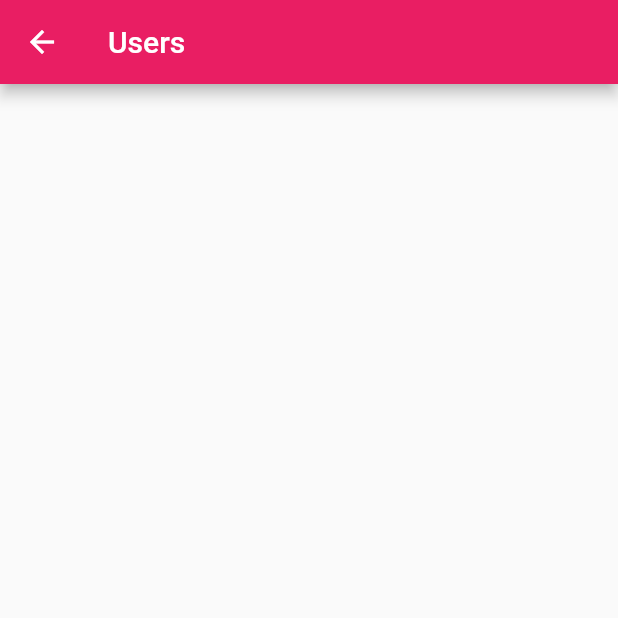
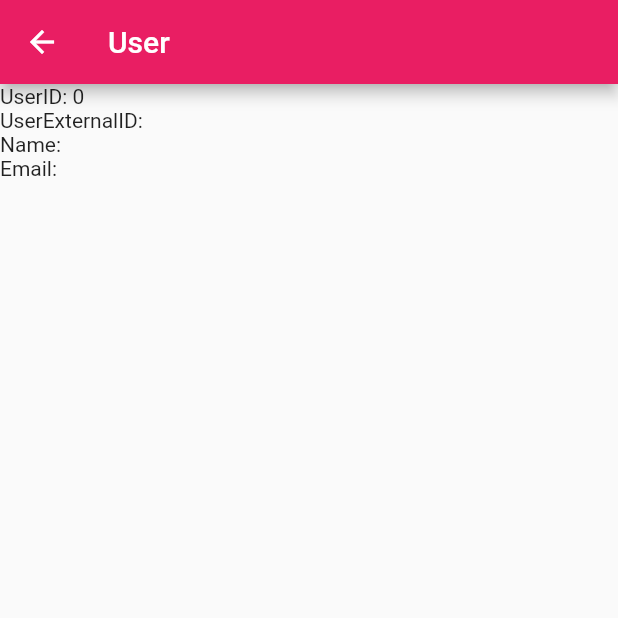
Before and after one commit to Poul-george/flutter_matching_app, a Flutter app: the AccountScreen screen opened directly, on a phone screen of 412 x 824 dp, the top half of it. Run offline on Flutter 3.47's test engine with Material 2 defaults, Android fonts, the phone set to English and light mode, and no system bars; our stand-ins replace firebase_core, google_sign_in, shared_preferences; accounts and stored records are empty.

Commit message:
user取得詳細の追加&ログイン時にuser情報をdbに追加+SharedPreferencesPluginの追加

```diff
--- a/lib/component/Bottom/parts/account.dart
+++ b/lib/component/Bottom/parts/account.dart
@@ -2,6 +2,7 @@ import 'package:flutter/material.dart';
 import 'package:flutter_matching_app/services/googlelogin/login_is_active.dart';
 import 'package:flutter_matching_app/model/user.dart';
 import 'package:flutter_matching_app/services/app/api/v1/user_api.dart';
+import 'package:flutter_matching_app/services/shared_preferences/user_info.dart';
 
 class AccountScreen extends StatefulWidget {
 // class UsersScreen extends StatefulWidget {
@@ -11,34 +12,50 @@ class AccountScreen extends StatefulWidget {
 }
 
 class _UsersScreenState extends State<AccountScreen> {
-  List<User> _users = [];
+  User? _user;
+  Map<String, dynamic>? userInfo;
 
   @override
   void initState() {
     super.initState();
-    fetchUsers().then((users) {
+    getUserInfo().then((value) {
+      if (value == null) {
+        return;
+      }
       setState(() {
-        _users = users;
+        userInfo = value; // nullチェックしてデフォルト値を設定する
       });
+      // sessionに保存が確認できたら、その情報をもにdbからデータを取ってくる
+      if (userInfo != null) {
+        fetchUsers(
+                userID: userInfo?['id'],
+                externalUserID: userInfo?['external_user_id'])
+            .then((user) {
+          setState(() {
+            if (user == null) {
+              return;
+            }
+            _user = user;
+          });
+        });
+      } else {
+        print("login user is record not found");
+        return;
+      }
     });
   }
 
   @override
   Widget build(BuildContext context) {
-    print("-----------------------");
-    print(isGoogleLoginUser(context));
-    print("-----------------------");
     return Scaffold(
-      appBar: AppBar(title: Text('Users')),
-      body: ListView.builder(
-        itemCount: _users.length,
-        itemBuilder: (context, index) {
-          final user = _users[index];
-          return ListTile(
-            title: Text(user.name),
-            subtitle: Text('mail: ${user.mailAddress}'),
-          );
-        },
+      appBar: AppBar(title: Text('User')),
+      body: ListView(
+        children: [
+          Text('UserID: ${_user?.id}'),
+          Text('UserExternalID: ${_user?.externalUserID}'),
+          Text('Name: ${_user?.name}'),
+          Text('Email: ${_user?.mailAddress}'),
+        ],
       ),
     );
   }
--- a/lib/model/user.dart
+++ b/lib/model/user.dart
@@ -1,5 +1,6 @@
 class User {
   final int id;
+  final String externalUserID;
   final String name;
   final String mailAddress;
   final String comments;
@@ -7,6 +8,7 @@ class User {
 
   User(
       {required this.id,
+      required this.externalUserID,
       required this.name,
       required this.mailAddress,
       required this.comments,
@@ -15,6 +17,7 @@ class User {
   factory User.fromJson(Map<String, dynamic> json) {
     return User(
       id: json['id'],
+      externalUserID: json['external_user_id'],
       name: json['name'],
       mailAddress: json['mail_address'],
       comments: json['comments'],
--- a/lib/services/app/api/v1/user_api.dart
+++ b/lib/services/app/api/v1/user_api.dart
@@ -1,21 +1,64 @@
 import 'package:http/http.dart' as http;
 import 'package:flutter_matching_app/model/user.dart';
 import 'dart:convert';
+import 'package:google_sign_in/google_sign_in.dart';
 
-Future<List<User>> fetchUsers() async {
+Future<User?> fetchUsers({String externalUserID = "", int userID = 0}) async {
+  String data = "?";
+  if (externalUserID != "") {
+    data = data + "external_user_id=$externalUserID";
+  }
+  if (userID != 0) {
+    data = data + "&user_id=$userID";
+  }
+
   final response = await http.get(
-    Uri.parse('http://localhost:1324/api/v1/users'),
+    Uri.parse(
+      'http://localhost:1324/api/v1/users/detail$data',
+    ),
     // goのcorsでoriginを見てリクエストを受け付けているのでheaderにoriginで許可されているoriginを指定する
     headers: {'Origin': 'http://127.0.0.1:5555'},
   );
 
   if (response.statusCode == 200) {
-    final jsonList = json.decode(response.body) as List<dynamic>;
-    return jsonList.map((e) => User.fromJson(e)).toList();
+    final jsonList = json.decode(response.body) as Map<String, dynamic>;
+    final user = User.fromJson(jsonList);
+    return user;
   } else {
     print("-----------------------");
     print(response.statusCode);
     print(response.body);
-    return [];
+    return null;
   }
 }
+
+Future<bool> postUser(GoogleSignInAccount userAccount) async {
+  print(userAccount);
+  print(userAccount.id);
+
+  final data = {
+    'external_user_id': userAccount.id,
+    'name': userAccount.displayName,
+    'email': userAccount.email,
+  };
+
+  final url = Uri.parse('http://localhost:1324/api/v1/users');
+  final response = await http.post(
+    url,
+    headers: {
+      'Origin': 'http://127.0.0.1:5555',
+      'Content-Type': 'application/json',
+    },
+    body: json.encode(data),
+  );
+
+  final responseBody = json.decode(response.body);
+  if (response.statusCode == 200) {
+    print('User created: ${responseBody}');
+    return true;
+  } else {
+    print('User create error: ${responseBody}');
+    print('User create error code: ${response.statusCode}');
+    return false;
+  }
+}
--- a/lib/services/googlelogin/auth_service.dart
+++ b/lib/services/googlelogin/auth_service.dart
@@ -4,6 +4,9 @@ import 'package:flutter_matching_app/component/signin/google_sign_in_bottom.dart
 import 'package:flutter/services.dart';
 import 'package:flutter_matching_app/app.dart';
 import 'package:flutter_matching_app/services/googlelogin/final_googlesignin.dart';
+import 'package:flutter_matching_app/services/app/api/v1/user_api.dart';
+import 'package:flutter_matching_app/model/user.dart';
+import 'package:flutter_matching_app/services/shared_preferences/user_info.dart';
 
 class SignInScreen extends StatefulWidget {
   const SignInScreen({super.key});
@@ -12,6 +15,7 @@ class SignInScreen extends StatefulWidget {
 }
 
 class _SignInScreenState extends State<SignInScreen> {
+  // googleログイン後topページに飛ぶ処理
   void _completeLogin() {
     Navigator.pushReplacement<void, void>(
       context,
@@ -26,6 +30,37 @@ class _SignInScreenState extends State<SignInScreen> {
       final GoogleSignInAccount? googleSignInAccount =
           await googleSignIn.signIn();
       if (googleSignInAccount != null) {
+        if (googleSignInAccount.id == "") {
+          print("googleSignInAccount.id is not found");
+          return;
+        }
+        // googleログイン後、userテーブルにログインユーザーが作成されているか判定する。なかった場合は新規作成
+        User? user = await fetchUsers(externalUserID: googleSignInAccount.id);
+        print("${user?.externalUserID}first");
+        if (user == null) {
+          final bool flag = await postUser(googleSignInAccount);
+          if (!flag) {
+            print("user record not create");
+            return;
+          }
+        }
+        user = await fetchUsers(externalUserID: googleSignInAccount.id);
+        print("${user?.externalUserID}2time");
+        if (user == null) {
+          print("user is record not found");
+          return;
+        }
+        final Map<String, dynamic>? userJson = await mapperJson(
+          user.id,
+          user.externalUserID,
+          user.name,
+          user.mailAddress,
+        );
+        print("${userJson}session");
+        if (userJson != null) {
+          saveUserInfo(userJson);
+        }
+
         // ログイン後topページに遷移
         _completeLogin();
         print(googleSignInAccount);
--- /dev/null
+++ b/lib/services/shared_preferences/user_info.dart
@@ -0,0 +1,31 @@
+import 'package:shared_preferences/shared_preferences.dart';
+import 'dart:convert';
+
+Future<void> saveUserInfo(Map<String, dynamic> userInfo) async {
+  final prefs = await SharedPreferences.getInstance();
+  await prefs.setString('userInfo', jsonEncode(userInfo));
+}
+
+Future<Map<String, dynamic>?> getUserInfo() async {
+  final prefs = await SharedPreferences.getInstance();
+  final userInfoString = prefs.getString('userInfo');
+  if (userInfoString != null) {
+    return jsonDecode(userInfoString);
+  }
+  return null;
+}
+
+Future<Map<String, dynamic>?> mapperJson(
+    int id, String externalUserId, name, email) async {
+  //どれか入っていれば一旦ok
+  if (externalUserId != "" || name != "" || email != "") {
+    final userInfo = {
+      'id': id,
+      'external_user_id': externalUserId,
+      'name': name,
+      'email': email
+    };
+    return userInfo;
+  }
+  return null;
+}
--- a/pubspec.yaml
+++ b/pubspec.yaml
@@ -35,6 +35,7 @@ dependencies:
   firebase_auth: ^4.2.10
   google_sign_in: ^5.4.2
   http: ^0.13.4
+  shared_preferences: ^2.0.14
 
 
   # The following adds the Cupertino Icons font to your application.
```
Also changed, not shown: pubspec.lock, 2 other files.
